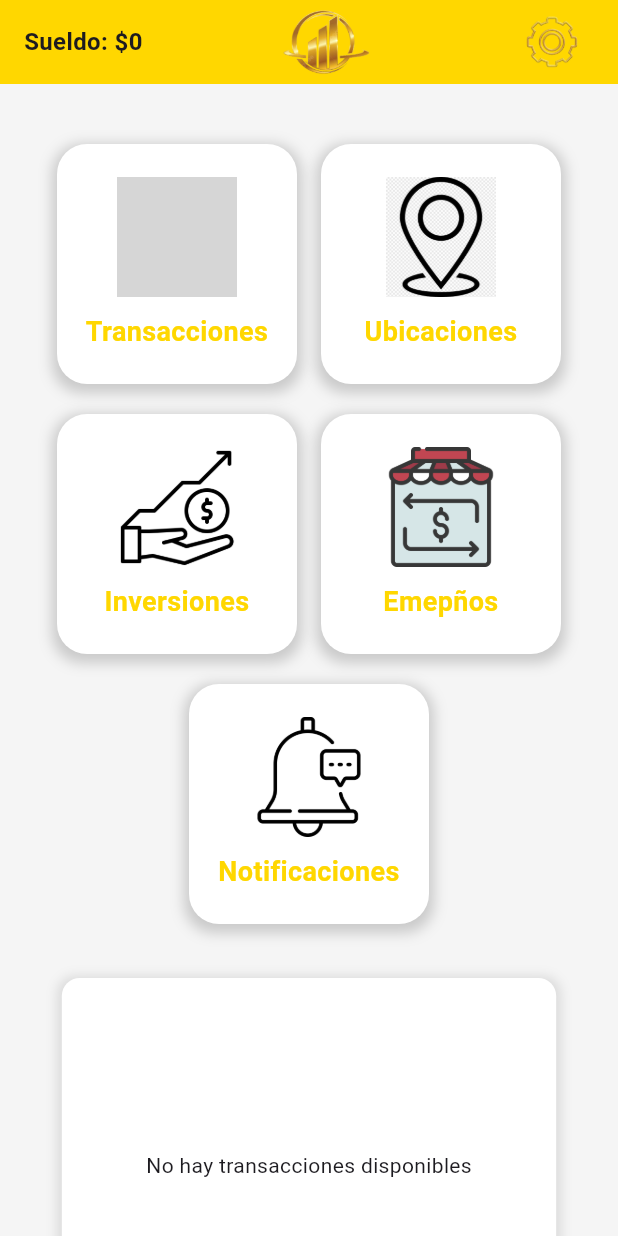
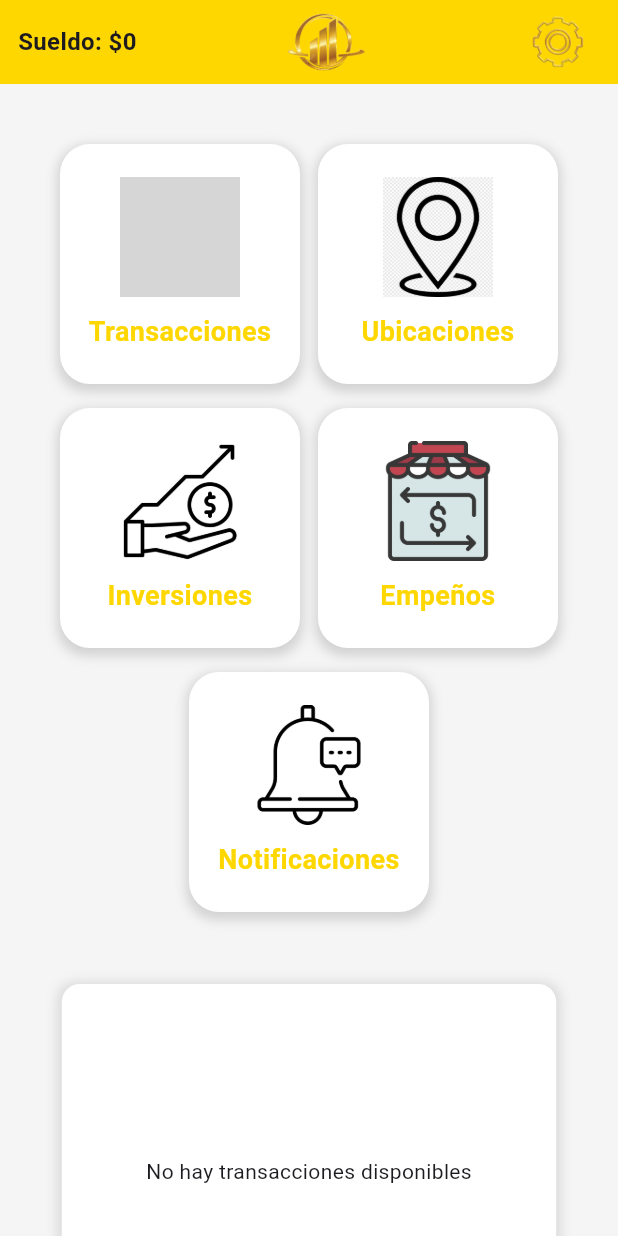
Before and after one commit to samuelsarriasalesians/gold_and_use, a Flutter app: the Home screen opened by its route, on a phone screen of 412 x 824 dp. Run offline on Flutter 3.47's test engine with Material 3 defaults, Android fonts, the light colour scheme and no system bars; our stand-ins replace dio, fl_chart, flutter_map, image_picker, latlong2, supabase_flutter; missing offline and left inert: supabase_auth_ui; accounts and stored records are empty; grey boxes are pictures that could not be loaded.

Commit message:
Update Android SDK version, dependencies, and implement Home and Settings services for user data management and image handling

```diff
--- a/lib/home.dart
+++ b/lib/home.dart
@@ -1,7 +1,7 @@
 import 'package:flutter/material.dart';
 import 'package:supabase_flutter/supabase_flutter.dart';
-
 import 'Transacciones/TransaccionesGrafico.dart';
+import 'services/HomeService.dart';
 
 class Home extends StatefulWidget {
   const Home({Key? key}) : super(key: key);
@@ -18,92 +18,61 @@ class _HomeState extends State<Home> {
   @override
   void initState() {
     super.initState();
-    _fetchUserData();
+    _loadUserData();
   }
 
-  Future<void> _fetchUserData() async {
-    try {
-      final response = await Supabase.instance.client
-          .from('users')
-          .select('isAdmin, cantidad_total')
-          .eq('id', userId)
-          .single();
-
+  Future<void> _loadUserData() async {
+    final result = await HomeService.getUserData(userId);
     setState(() {
-        isAdmin = response['isAdmin'] ?? false;
-        userSalary = response['cantidad_total']?.toString() ?? "No disponible";
+      isAdmin = result["isAdmin"];
+      userSalary = result["userSalary"];
     });
-    } catch (e) {
-      setState(() {
-        userSalary = "Error al cargar sueldo";
-      });
-      print("Error obteniendo datos del usuario: $e");
-    }
   }
 
   @override
   Widget build(BuildContext context) {
+    final screenWidth = MediaQuery.of(context).size.width;
+    final isSmallScreen = screenWidth < 360;
+    final buttonSize = isSmallScreen ? 130.0 : 160.0;
+    final iconSize = isSmallScreen ? 60.0 : 80.0;
+    final fontSize = isSmallScreen ? 14.0 : 18.0;
+
     return Scaffold(
       backgroundColor: const Color(0xFFF5F5F5),
-      appBar: AppBar(
+      appBar: _buildAppBar(),
+      body: SingleChildScrollView(
+        padding: const EdgeInsets.symmetric(horizontal: 12.0, vertical: 16.0),
+        child: Column(
+          children: [
+            const SizedBox(height: 24),
+            _buildMenu(buttonSize, iconSize, fontSize),
+            const SizedBox(height: 16),
+            TransaccionesGrafico(userId: userId),
+          ],
+        ),
+      ),
+    );
+  }
+
+  AppBar _buildAppBar() {
+    return AppBar(
       automaticallyImplyLeading: false,
       titleSpacing: 0,
-        backgroundColor: Color(0xFFFFD700),
+      backgroundColor: const Color(0xFFFFD700),
       elevation: 0,
-        flexibleSpace: Padding(
-          padding: const EdgeInsets.symmetric(horizontal: 16),
+      flexibleSpace: SafeArea(
+        child: Padding(
+          padding: const EdgeInsets.symmetric(horizontal: 12),
           child: Row(
             mainAxisAlignment: MainAxisAlignment.spaceBetween,
             children: [
-              Text(
-                'Sueldo: \$${userSalary}',
-                style:
-                    const TextStyle(fontSize: 16, fontWeight: FontWeight.bold),
-              ),
+              Text('Sueldo: \$${userSalary}', style: const TextStyle(fontSize: 16, fontWeight: FontWeight.bold)),
               Expanded(
                 child: Center(
-                  child: Image.asset('assets/logo.png', height: 50),
+                  child: Image.asset('assets/logo.png', height: 45),
                 ),
               ),
               _buildSettingsMenu(),
-            ],
-          ),
-        ),
-      ),
-      body: SingleChildScrollView(
-        child: Padding(
-          padding: const EdgeInsets.all(16.0),
-          child: Column(
-            children: [
-              const SizedBox(height: 24),
-              buildMenuGrid([
-                {
-                  'route': '/transacciones_screen',
-                  'icon': 'assets/transacciones.png',
-                  'label': 'Transacciones'
-                },
-                {
-                  'route': '/maps',
-                  'icon': 'assets/Ubicaciones/icono.png',
-                  'label': 'Ubicaciones'},
-                {
-                  'route': '/inversiones',
-                  'icon': 'assets/Inversiones/icono.png',
-                  'label': 'Inversiones'
-                },
-                {
-                  'route': '/empeños',
-                  'icon': 'assets/Empeños/icono.png',
-                  'label': 'Emepños'
-                },
-                {
-                  'route': '/notificaciones',
-                  'icon': 'assets/Notificaciones/icono.png',
-                  'label': 'Notificaciones'
-                },
-
-              ]),
-              TransaccionesGrafico(userId: userId),
             ],
           ),
         ),
@@ -128,78 +97,74 @@ class _HomeState extends State<Home> {
             break;
         }
       },
-      itemBuilder: (BuildContext context) => <PopupMenuEntry<String>>[
-        const PopupMenuItem<String>(value: 'settings', child: Text('Settings')),
-        if (isAdmin)
-          const PopupMenuItem<String>(value: 'admin', child: Text('Admin')),
-        const PopupMenuItem<String>(value: 'logout', child: Text('Logout')),
+      itemBuilder: (context) => [
+        const PopupMenuItem(value: 'settings', child: Text('Settings')),
+        if (isAdmin) const PopupMenuItem(value: 'admin', child: Text('Admin')),
+        const PopupMenuItem(value: 'logout', child: Text('Logout')),
       ],
     );
   }
 
-  // Función para construir el grid de botones con alineación automática
-  Widget buildMenuGrid(List<Map<String, String>> items) {
+  Widget _buildMenu(double buttonSize, double iconSize, double fontSize) {
+    final items = [
+      {'route': '/transacciones_screen', 'icon': 'assets/transacciones.png', 'label': 'Transacciones'},
+      {'route': '/maps', 'icon': 'assets/Ubicaciones/icono.png', 'label': 'Ubicaciones'},
+      {'route': '/inversiones', 'icon': 'assets/Inversiones/icono.png', 'label': 'Inversiones'},
+      {'route': '/empeños', 'icon': 'assets/Empeños/icono.png', 'label': 'Empeños'},
+      {'route': '/notificaciones', 'icon': 'assets/Notificaciones/icono.png', 'label': 'Notificaciones'},
+    ];
+
     List<Widget> rows = [];
     for (int i = 0; i < items.length; i += 2) {
       if (i + 1 < items.length) {
-        rows.add(
-          Row(
+        rows.add(Row(
           mainAxisAlignment: MainAxisAlignment.center,
           children: [
-              _buildMenuButton(context, items[i]['icon']!, items[i]['label']!,
-                  items[i]['route']!),
-              const SizedBox(width: 16),
-              _buildMenuButton(context, items[i + 1]['icon']!,
-                  items[i + 1]['label']!, items[i + 1]['route']!),
+            _buildMenuButton(items[i], buttonSize, iconSize, fontSize),
+            const SizedBox(width: 12),
+            _buildMenuButton(items[i + 1], buttonSize, iconSize, fontSize),
           ],
-          ),
-        );
+        ));
       } else {
-        rows.add(
-          Center(
-            child: _buildMenuButton(context, items[i]['icon']!,
-                items[i]['label']!, items[i]['route']!),
-          ),
-        );
+        rows.add(Center(child: _buildMenuButton(items[i], buttonSize, iconSize, fontSize)));
       }
-      rows.add(const SizedBox(height: 20));
+      rows.add(const SizedBox(height: 16));
     }
+
     return Column(children: rows);
   }
 
-  // Función para crear cada botón de menú
-  Widget _buildMenuButton(
-      BuildContext context, String asset, String text, String route) {
+  Widget _buildMenuButton(Map<String, String> item, double size, double iconSize, double fontSize) {
     return GestureDetector(
-      onTap: () => Navigator.of(context).pushNamed(route),
+      onTap: () => Navigator.of(context).pushNamed(item['route']!),
       child: Container(
-        width: 160,
-        height: 160,
+        width: size,
+        height: size,
         decoration: BoxDecoration(
           color: Colors.white,
           borderRadius: BorderRadius.circular(20),
           boxShadow: [
             BoxShadow(
-              color: Colors.grey.withOpacity(0.5),
-              spreadRadius: 3,
-              blurRadius: 7,
+              color: Colors.grey.withOpacity(0.4),
+              spreadRadius: 2,
+              blurRadius: 6,
               offset: const Offset(0, 3),
             ),
           ],
         ),
-        padding: const EdgeInsets.all(16),
+        padding: const EdgeInsets.all(12),
         child: Column(
           mainAxisAlignment: MainAxisAlignment.center,
           children: [
-            Image.asset(asset, height: 80, width: 80),
+            Image.asset(item['icon']!, height: iconSize, width: iconSize),
             const SizedBox(height: 10),
             Text(
-              text,
+              item['label']!,
               textAlign: TextAlign.center,
-              style: const TextStyle(
-                fontSize: 18,
+              style: TextStyle(
+                fontSize: fontSize,
                 fontWeight: FontWeight.bold,
-                color: Color(0xFFFFD700),
+                color: const Color(0xFFFFD700),
               ),
             ),
           ],
--- /dev/null
+++ b/lib/services/HomeService.dart
@@ -0,0 +1,24 @@
+import 'package:supabase_flutter/supabase_flutter.dart';
+
+class HomeService {
+  static Future<Map<String, dynamic>> getUserData(String userId) async {
+    try {
+      final response = await Supabase.instance.client
+          .from('users')
+          .select('isAdmin, cantidad_total')
+          .eq('id', userId)
+          .single();
+
+      return {
+        'isAdmin': response['isAdmin'] ?? false,
+        'userSalary': response['cantidad_total']?.toString() ?? "No disponible"
+      };
+    } catch (e) {
+      print("Error obteniendo datos del usuario: $e");
+      return {
+        'isAdmin': false,
+        'userSalary': "Error al cargar sueldo"
+      };
+    }
+  }
+}
--- a/pubspec.yaml
+++ b/pubspec.yaml
@@ -15,12 +15,14 @@ dependencies:
   supabase_auth_ui: ^0.5.4
   supabase_flutter: ^2.5.6 # Actualiza esta línea a la versión compatible
   html: ^0.15.0  # Agrega esta línea
-  image_picker: ^0.8.5+3
+  image_picker: ^1.0.0
   fl_chart: ^0.63.0
   dio: ^5.4.0
   flutter_map: ^5.0.0
   latlong2: ^0.9.0
   geocoding: ^2.1.1
+
+
 
 
 
```
Also changed, not shown: lib/Transacciones/TransaccionesGrafico.dart (+99 -9 lines), lib/services/SettingsService.dart (added, +68 -0 lines), lib/settings_screen.dart (+12 -75 lines), pubspec.lock, 2 other files. Lines whose indentation alone changed are shown as unchanged.
